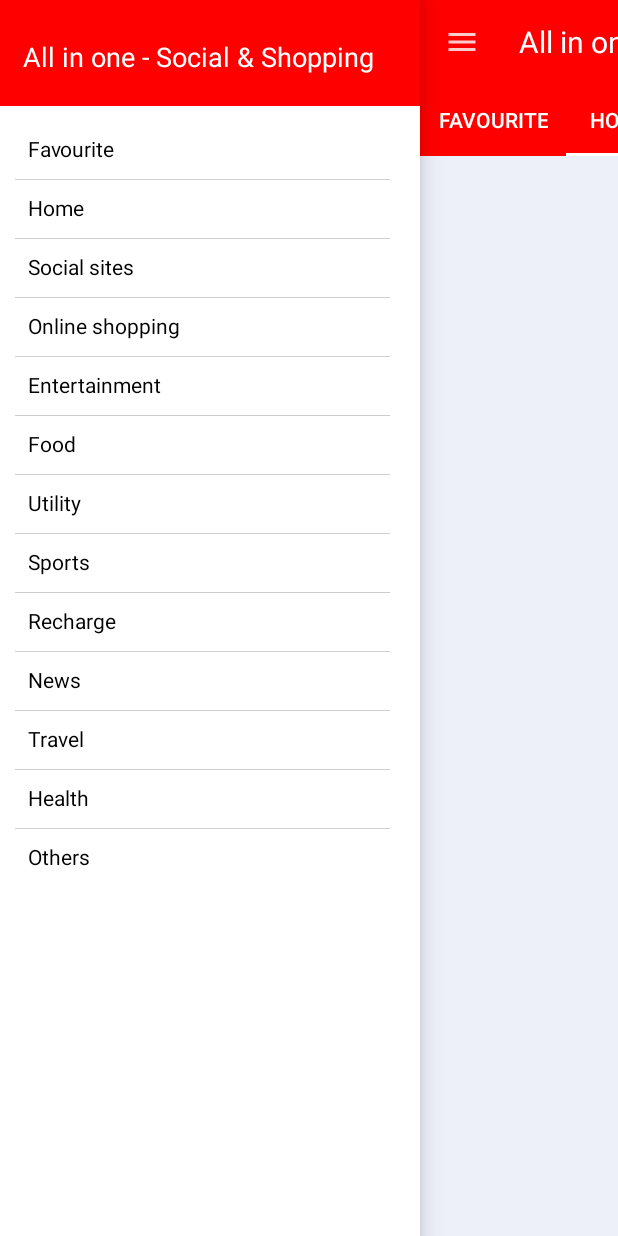
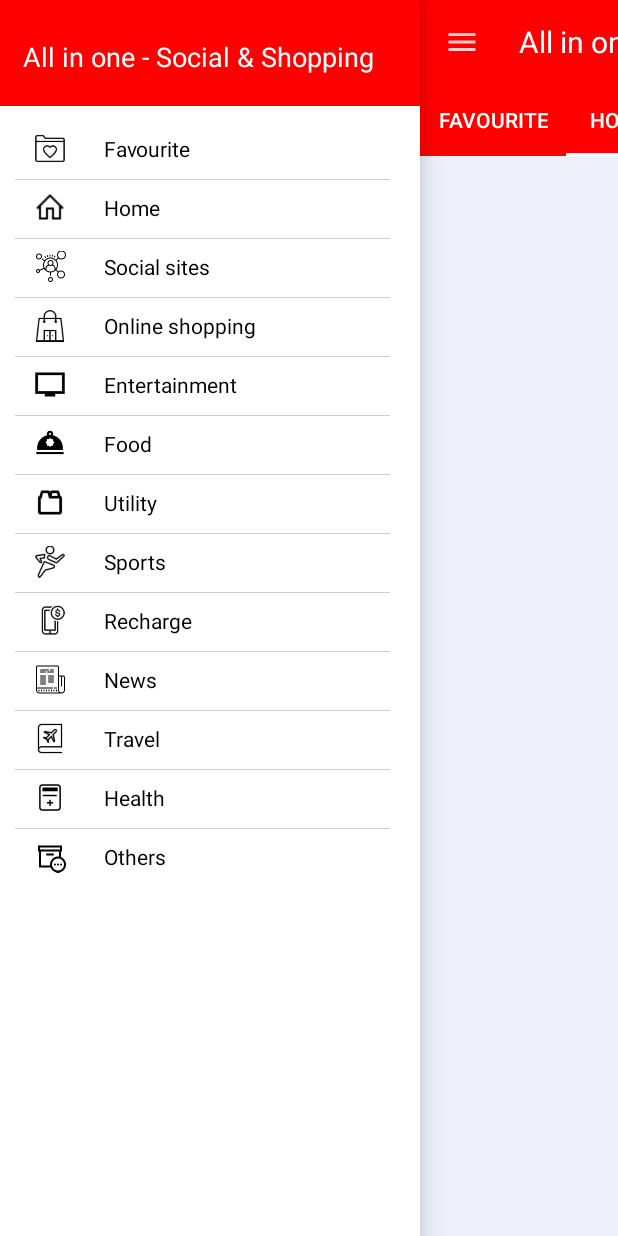
Before and after one commit to avinashcoder/AIO-App, an Android app: the HomeActivity screen opened directly, with no data from a screen before it, with the side drawer open, on a phone screen of 412 x 824 dp. Run offline under Robolectric (Android 15) with nearby library versions, the phone set to English and light mode, and no system bars; our stand-ins replace ButterKnife, Volley; network calls fail; pictures from the network do not load; 1 statement that could not run was skipped.

Commit message:
Navigation icon added

```diff
--- a/app/src/main/java/com/rainbow/aiobrowser/HomeActivity.java
+++ b/app/src/main/java/com/rainbow/aiobrowser/HomeActivity.java
@@ -297,4 +297,10 @@ public class HomeActivity extends AppCompatActivity implements AppsViewFragment.
 
      */
 
+    @Override
+    protected void onPause() {
+        if(drawer.isDrawerOpen( GravityCompat.START ))
+            drawer.closeDrawer( GravityCompat.START );
+        super.onPause();
+    }
 }
--- a/app/src/main/res/layout/drawer_layout.xml
+++ b/app/src/main/res/layout/drawer_layout.xml
@@ -48,6 +48,15 @@
             android:layout_height="wrap_content"
             android:layout_margin="5dp">
 
+            <ImageView
+                android:layout_width="25dp"
+                android:layout_height="match_parent"
+                android:layout_marginStart="15dp"
+                android:layout_marginEnd="10dp"
+                android:layout_gravity="center"
+                android:padding="2dp"
+                android:src="@drawable/favourite"/>
+
             <TextView
                 android:layout_width="wrap_content"
                 android:layout_height="wrap_content"
@@ -79,6 +88,15 @@
             android:layout_width="match_parent"
             android:layout_height="wrap_content"
             android:layout_margin="5dp">
+
+            <ImageView
+                android:layout_width="25dp"
+                android:layout_height="match_parent"
+                android:layout_marginStart="15dp"
+                android:layout_marginEnd="10dp"
+                android:layout_gravity="center"
+                android:padding="2dp"
+                android:src="@drawable/home"/>
 
             <TextView
                 android:layout_width="wrap_content"
@@ -113,6 +131,15 @@
             android:layout_height="wrap_content"
             android:layout_margin="5dp">
 
+            <ImageView
+                android:layout_width="25dp"
+                android:layout_height="match_parent"
+                android:layout_marginStart="15dp"
+                android:layout_marginEnd="10dp"
+                android:layout_gravity="center"
+                android:padding="2dp"
+                android:src="@drawable/social"/>
+
             <TextView
                 android:layout_width="wrap_content"
                 android:layout_height="wrap_content"
@@ -145,6 +172,15 @@
             android:layout_width="match_parent"
             android:layout_height="wrap_content"
             android:layout_margin="5dp">
+
+            <ImageView
+                android:layout_width="25dp"
+                android:layout_height="match_parent"
+                android:layout_marginStart="15dp"
+                android:layout_marginEnd="10dp"
+                android:layout_gravity="center"
+                android:padding="2dp"
+                android:src="@drawable/shopping"/>
 
             <TextView
                 android:layout_width="wrap_content"
@@ -179,6 +215,15 @@
             android:layout_height="wrap_content"
             android:layout_margin="5dp">
 
+            <ImageView
+                android:layout_width="25dp"
+                android:layout_height="match_parent"
+                android:layout_marginStart="15dp"
+                android:layout_marginEnd="10dp"
+                android:layout_gravity="center"
+                android:padding="2dp"
+                android:src="@drawable/entertainment"/>
+
             <TextView
                 android:layout_width="wrap_content"
                 android:layout_height="wrap_content"
@@ -211,6 +256,15 @@
             android:layout_width="match_parent"
             android:layout_height="wrap_content"
             android:layout_margin="5dp">
+
+            <ImageView
+                android:layout_width="25dp"
+                android:layout_height="match_parent"
+                android:layout_marginStart="15dp"
+                android:layout_marginEnd="10dp"
+                android:layout_gravity="center"
+                android:padding="2dp"
+                android:src="@drawable/food"/>
 
             <TextView
                 android:layout_width="wrap_content"
@@ -245,6 +299,15 @@
             android:layout_height="wrap_content"
             android:layout_margin="5dp">
 
+            <ImageView
+                android:layout_width="25dp"
+                android:layout_height="match_parent"
+                android:layout_marginStart="15dp"
+                android:layout_marginEnd="10dp"
+                android:layout_gravity="center"
+                android:padding="2dp"
+                android:src="@drawable/utility"/>
+
             <TextView
                 android:layout_width="wrap_content"
                 android:layout_height="wrap_content"
@@ -278,6 +341,15 @@
             android:layout_height="wrap_content"
             android:layout_margin="5dp">
 
+            <ImageView
+                android:layout_width="25dp"
+                android:layout_height="match_parent"
+                android:layout_marginStart="15dp"
+                android:layout_marginEnd="10dp"
+                android:layout_gravity="center"
+                android:padding="2dp"
+                android:src="@drawable/sports"/>
+
             <TextView
                 android:layout_width="wrap_content"
                 android:layout_height="wrap_content"
@@ -309,6 +381,15 @@
             android:layout_width="match_parent"
             android:layout_height="wrap_content"
             android:layout_margin="5dp">
+
+            <ImageView
+                android:layout_width="25dp"
+                android:layout_height="match_parent"
+                android:layout_marginStart="15dp"
+                android:layout_marginEnd="10dp"
+                android:layout_gravity="center"
+                android:padding="2dp"
+                android:src="@drawable/recharge"/>
 
             <TextView
                 android:layout_width="wrap_content"
@@ -343,6 +424,15 @@
             android:layout_height="wrap_content"
             android:layout_margin="5dp">
 
+            <ImageView
+                android:layout_width="25dp"
+                android:layout_height="match_parent"
+                android:layout_marginStart="15dp"
+                android:layout_marginEnd="10dp"
+                android:layout_gravity="center"
+                android:padding="2dp"
+                android:src="@drawable/news"/>
+
             <TextView
                 android:layout_width="wrap_content"
                 android:layout_height="wrap_content"
@@ -374,6 +464,15 @@
             android:layout_width="match_parent"
             android:layout_height="wrap_content"
             android:layout_margin="5dp">
+
+            <ImageView
+                android:layout_width="25dp"
+                android:layout_height="match_parent"
+                android:layout_marginStart="15dp"
+                android:layout_marginEnd="10dp"
+                android:layout_gravity="center"
+                android:padding="2dp"
+                android:src="@drawable/travel"/>
 
             <TextView
                 android:layout_width="wrap_content"
@@ -407,6 +506,15 @@
             android:layout_height="wrap_content"
             android:layout_margin="5dp">
 
+            <ImageView
+                android:layout_width="25dp"
+                android:layout_height="match_parent"
+                android:layout_marginStart="15dp"
+                android:layout_marginEnd="10dp"
+                android:layout_gravity="center"
+                android:padding="2dp"
+                android:src="@drawable/health"/>
+
             <TextView
                 android:layout_width="wrap_content"
                 android:layout_height="wrap_content"
@@ -439,6 +547,15 @@
             android:layout_height="wrap_content"
             android:layout_margin="5dp">
 
+            <ImageView
+                android:layout_width="25dp"
+                android:layout_height="match_parent"
+                android:layout_marginStart="15dp"
+                android:layout_marginEnd="10dp"
+                android:layout_gravity="center"
+                android:padding="2dp"
+                android:src="@drawable/other"/>
+
             <TextView
                 android:layout_width="wrap_content"
                 android:layout_height="wrap_content"
```
Also changed, not shown: app/src/main/res/drawable/entertainment.png (added), app/src/main/res/drawable/favourite.png (added), app/src/main/res/drawable/food.png (added), app/src/main/res/drawable/health.png (added), app/src/main/res/drawable/home.png (added), app/src/main/res/drawable/news.png (added), app/src/main/res/drawable/other.png (added), app/src/main/res/drawable/recharge.png (added), app/src/main/res/drawable/shopping.png (added), app/src/main/res/drawable/social.png (added), app/src/main/res/drawable/sports.png (added), app/src/main/res/drawable/travel.png (added), app/src/main/res/drawable/utility.png (added).
